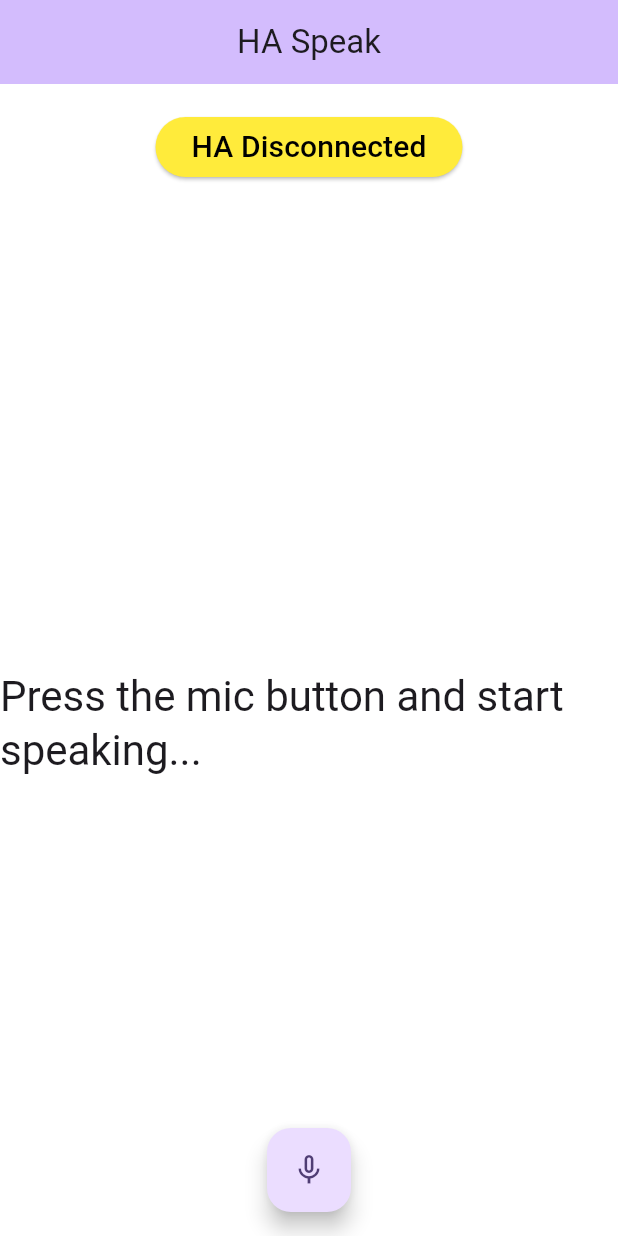
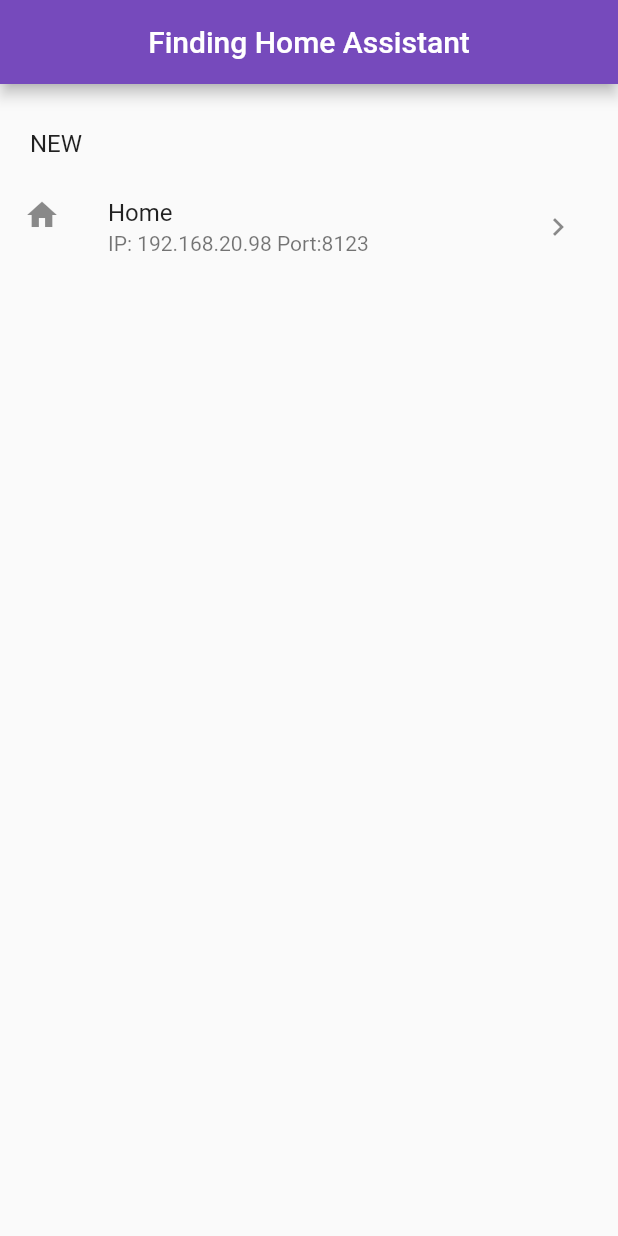
Before and after one commit to raspberrypisig/ha_assist, a Flutter app: the screen it shows after launch, after a tap on "HA Disconnected", on a phone screen of 412 x 824 dp. Run offline on Flutter 3.47's test engine with Material 2 defaults, Android fonts, the phone set to English and light mode, and no system bars; our stand-ins replace flutter_bloc, go_router, speech_to_text; missing offline and left inert: bonsoir.

Commit message:
added finding HA page

```diff
--- /dev/null
+++ b/lib/ha.dart
@@ -0,0 +1,49 @@
+import 'package:flutter/material.dart';
+
+class HAScreen extends StatelessWidget {
+  const HAScreen({super.key});
+
+  @override
+  Widget build(BuildContext context) {
+    return Material(
+        child: Scaffold(
+      appBar: AppBar(
+        title: const Center(child: Text("Finding Home Assistant")),
+        backgroundColor: const Color(0xff764abc),
+      ),
+      body: SafeArea(
+        child: Column(
+          mainAxisAlignment: MainAxisAlignment.start,
+          crossAxisAlignment: CrossAxisAlignment.start,
+          children: [
+            const Padding(
+              padding: EdgeInsets.only(
+                top: 30.0,
+                bottom: 10.0,
+                left: 20.0,
+              ),
+              child: Text(
+                "NEW",
+                style: TextStyle(fontSize: 16.0),
+              ),
+            ),
+            Flexible(
+              child: ListView(
+                children: [
+                  ListTile(
+                    leading: const Icon(Icons.home),
+                    title: const Text('Home'),
+                    subtitle: const Text('IP: 192.168.20.98 Port:8123'),
+                    trailing: IconButton(
+                        onPressed: () {},
+                        icon: const Icon(Icons.navigate_next)),
+                  )
+                ],
+              ),
+            ),
+          ],
+        ),
+      ),
+    ));
+  }
+}
--- a/lib/main.dart
+++ b/lib/main.dart
@@ -5,6 +5,7 @@ import 'package:speech_to_text/speech_recognition_error.dart';
 import 'package:speech_to_text/speech_to_text.dart';
 
 import 'blocs.dart';
+import 'ha.dart';
 import 'models.dart';
 
 const appTitle = "HA Speak";
@@ -13,8 +14,14 @@ const appTitle = "HA Speak";
 final _router = GoRouter(
   routes: [
     GoRoute(
+      name: 'home',
       path: '/',
       builder: (context, state) => const MainScreen(),
+    ),
+    GoRoute(
+      name: 'ha',
+      path: '/ha',
+      builder: (context, state) => const HAScreen(),
     ),
   ],
 );
@@ -189,7 +196,9 @@ class _MyHomePageState extends State<MyHomePage> {
                             backgroundColor: Colors.yellow,
                             foregroundColor: Colors.black,
                           ),
-                          onPressed: () {},
+                          onPressed: () {
+                            context.goNamed('ha');
+                          },
                           child: const Text(
                             'HA Disconnected',
                             style: TextStyle(
```
